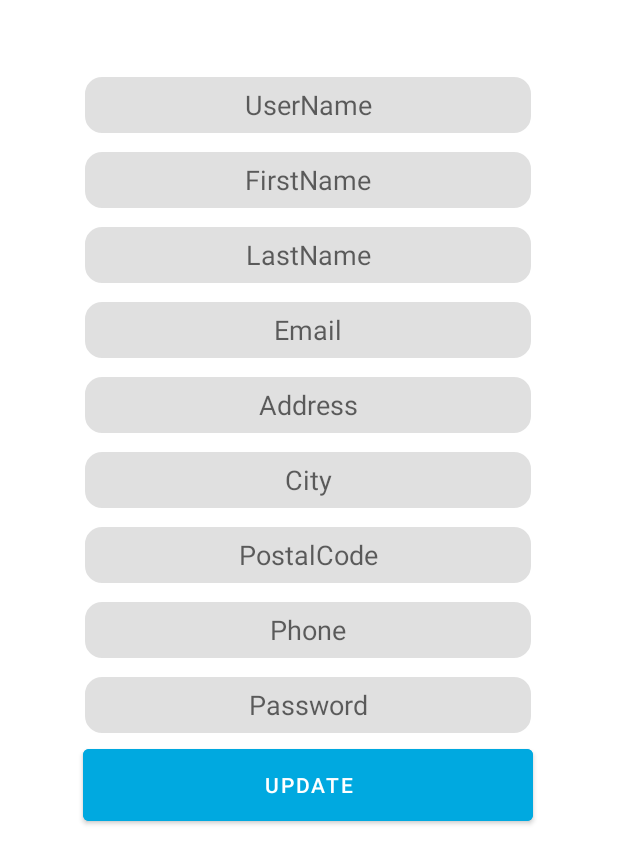
After one commit to Shirinmansouri/TravelRespository, an Android app: the layout fragment_edit_customer.xml on its own in the app's theme, with its tools: preview values and no code run, on a phone screen of 412 x 824 dp. The commit adds this screen. Shown: the top 864 px of the screen. Run offline under Robolectric (Android 15) with nearby library versions, the phone set to English and light mode, and no system bars.

Commit message:
fragment added

```diff
--- a/app/build.gradle
+++ b/app/build.gradle
@@ -47,6 +47,7 @@ dependencies {
     implementation 'androidx.lifecycle:lifecycle-livedata-ktx:2.3.1'
     implementation 'androidx.lifecycle:lifecycle-viewmodel-ktx:2.3.1'
     implementation 'de.hdodenhof:circleimageview:3.1.0'
+    implementation 'androidx.legacy:legacy-support-v4:1.0.0'
     testImplementation 'junit:junit:4.12'
     androidTestImplementation 'androidx.test.ext:junit:1.1.3'
     androidTestImplementation 'androidx.test.espresso:espresso-core:3.4.0'
--- a/app/src/main/java/com/example/group6_mapd711_assignment4/MainActivity.kt
+++ b/app/src/main/java/com/example/group6_mapd711_assignment4/MainActivity.kt
@@ -49,6 +49,7 @@ class MainActivity : AppCompatActivity() {
                     editor.putString("UserName",  it.userName)
                     editor.putString("FirstName",   it.firstName)
                     editor.putString("LastName",   it.lastName)
+                    editor.putString("Email",   it.email)
                     editor.commit()
                     startActivity(intent)
                 }
--- /dev/null
+++ b/app/src/main/res/layout/fragment_edit_customer.xml
@@ -0,0 +1,166 @@
+<?xml version="1.0" encoding="utf-8"?>
+<FrameLayout xmlns:android="http://schemas.android.com/apk/res/android"
+    xmlns:tools="http://schemas.android.com/tools"
+    android:layout_width="wrap_content"
+    android:layout_height="wrap_content"
+    xmlns:app="http://schemas.android.com/apk/res-auto"
+    tools:context=".ui.EditCustomerFragment">
+
+    <androidx.constraintlayout.widget.ConstraintLayout
+        android:layout_width="410dp"
+        android:layout_height="700dp">
+
+        <EditText
+            android:id="@+id/txtNewUserNameEdit"
+            android:layout_width="300dp"
+            android:layout_height="40dp"
+            android:layout_marginStart="30dp"
+            android:layout_marginTop="50dp"
+            android:layout_marginEnd="30dp"
+            android:background="@drawable/edit_text_border"
+            android:enabled="false"
+            android:hint="UserName"
+            android:singleLine="true"
+            android:textAlignment="center"
+            app:layout_constraintEnd_toEndOf="parent"
+            app:layout_constraintStart_toStartOf="parent"
+            app:layout_constraintTop_toTopOf="parent" />
+
+        <EditText
+            android:id="@+id/txtFirstNameEdit"
+            android:layout_width="300dp"
+            android:layout_height="40dp"
+            android:layout_marginStart="30dp"
+            android:layout_marginTop="50dp"
+            android:layout_marginEnd="30dp"
+            android:background="@drawable/edit_text_border"
+            android:hint="FirstName"
+            android:singleLine="true"
+            android:textAlignment="center"
+            app:layout_constraintEnd_toEndOf="parent"
+            app:layout_constraintStart_toStartOf="parent"
+            app:layout_constraintTop_toTopOf="@id/txtNewUserNameEdit" />
+
+        <EditText
+            android:id="@+id/txtLastNameEdit"
+            android:layout_width="300dp"
+            android:layout_height="40dp"
+            android:layout_marginStart="30dp"
+            android:layout_marginTop="50dp"
+            android:layout_marginEnd="30dp"
+            android:background="@drawable/edit_text_border"
+            android:hint="LastName"
+            android:singleLine="true"
+            android:textAlignment="center"
+            app:layout_constraintEnd_toEndOf="parent"
+            app:layout_constraintStart_toStartOf="parent"
+            app:layout_constraintTop_toTopOf="@id/txtFirstNameEdit" />
+
+        <EditText
+            android:id="@+id/txtEmailEdit"
+            android:layout_width="300dp"
+            android:layout_height="40dp"
+            android:layout_marginStart="30dp"
+            android:layout_marginTop="50dp"
+            android:layout_marginEnd="30dp"
+            android:background="@drawable/edit_text_border"
+            android:hint="Email"
+            android:singleLine="true"
+            android:textAlignment="center"
+            app:layout_constraintEnd_toEndOf="parent"
+            app:layout_constraintStart_toStartOf="parent"
+            app:layout_constraintTop_toTopOf="@id/txtLastNameEdit" />
+
+        <EditText
+            android:id="@+id/txtCityEdit"
+            android:layout_width="300dp"
+            android:layout_height="40dp"
+            android:layout_marginStart="30dp"
+            android:layout_marginTop="50dp"
+            android:layout_marginEnd="30dp"
+            android:background="@drawable/edit_text_border"
+            android:hint="City"
+            android:singleLine="true"
+            android:textAlignment="center"
+            app:layout_constraintEnd_toEndOf="parent"
+            app:layout_constraintStart_toStartOf="parent"
+            app:layout_constraintTop_toTopOf="@id/txtAddressEdit" />
+
+        <EditText
+            android:id="@+id/txtPostalCodeEdit"
+            android:layout_width="300dp"
+            android:layout_height="40dp"
+            android:layout_marginStart="30dp"
+            android:layout_marginTop="50dp"
+            android:layout_marginEnd="30dp"
+            android:background="@drawable/edit_text_border"
+            android:hint="PostalCode"
+            android:singleLine="true"
+            android:textAlignment="center"
+            app:layout_constraintEnd_toEndOf="parent"
+            app:layout_constraintStart_toStartOf="parent"
+            app:layout_constraintTop_toTopOf="@id/txtCityEdit" />
+
+        <EditText
+            android:id="@+id/txtPhoneEdit"
+            android:layout_width="300dp"
+            android:layout_height="40dp"
+            android:layout_marginStart="30dp"
+            android:layout_marginTop="50dp"
+            android:layout_marginEnd="30dp"
+            android:background="@drawable/edit_text_border"
+            android:hint="Phone"
+            android:singleLine="true"
+            android:textAlignment="center"
+            app:layout_constraintEnd_toEndOf="parent"
+            app:layout_constraintStart_toStartOf="parent"
+            app:layout_constraintTop_toTopOf="@id/txtPostalCodeEdit" />
+
+        <EditText
+            android:id="@+id/txtNewPasswordEdit"
+            android:layout_width="300dp"
+            android:layout_height="40dp"
+            android:layout_marginStart="30dp"
+            android:layout_marginTop="50dp"
+            android:layout_marginEnd="30dp"
+            android:background="@drawable/edit_text_border"
+            android:hint="Password"
+            android:password="true"
+            android:singleLine="true"
+            android:textAlignment="center"
+            app:layout_constraintEnd_toEndOf="parent"
+            app:layout_constraintStart_toStartOf="parent"
+            app:layout_constraintTop_toTopOf="@id/txtPhoneEdit" />
+
+        <EditText
+            android:id="@+id/txtAddressEdit"
+            android:layout_width="300dp"
+            android:layout_height="40dp"
+            android:layout_marginStart="30dp"
+            android:layout_marginTop="50dp"
+            android:layout_marginEnd="30dp"
+            android:background="@drawable/edit_text_border"
+            android:hint="Address"
+            android:singleLine="true"
+            android:textAlignment="center"
+            app:layout_constraintEnd_toEndOf="parent"
+            app:layout_constraintStart_toStartOf="parent"
+            app:layout_constraintTop_toTopOf="@id/txtEmailEdit" />
+
+        <Button
+            android:id="@+id/btnEdit"
+            android:layout_width="300dp"
+            android:layout_height="60dp"
+            android:layout_marginStart="30dp"
+            android:layout_marginTop="3dp"
+            android:layout_marginEnd="30dp"
+            android:backgroundTint="@color/blue"
+            android:text="Update"
+            android:textAlignment="center"
+            app:layout_constraintEnd_toEndOf="parent"
+            app:layout_constraintStart_toStartOf="parent"
+            app:layout_constraintTop_toBottomOf="@id/txtNewPasswordEdit" />
+
+
+    </androidx.constraintlayout.widget.ConstraintLayout>
+</FrameLayout>
--- a/app/src/main/res/menu/nav_menu.xml
+++ b/app/src/main/res/menu/nav_menu.xml
@@ -19,7 +19,7 @@
 
 <menu>
     <item android:id="@+id/nav_editCustomer"
-        android:title="Account"
+        android:title="Edit"
         android:icon="@drawable/ic_baseline_edit_24">
 
     </item>
--- a/app/src/main/res/values/strings.xml
+++ b/app/src/main/res/values/strings.xml
@@ -11,4 +11,6 @@
     <string name="login_failed">"Login failed"</string>
     <string name="open">Open</string>
     <string name="close">Close</string>
+    <!-- TODO: Remove or change this placeholder text -->
+    <string name="hello_blank_fragment">Hello blank fragment</string>
 </resources>
```
Also changed, not shown: app/src/main/java/com/example/group6_mapd711_assignment4/CreateCustomerActivity.kt (+9 -9 lines), app/src/main/java/com/example/group6_mapd711_assignment4/EditCustomerFragment.kt (added, +149 -0 lines), app/src/main/java/com/example/group6_mapd711_assignment4/HomeFragment.kt (added, +28 -0 lines), app/src/main/java/com/example/group6_mapd711_assignment4/MainMenuActivity.kt (+58 -9 lines), app/src/main/res/layout/activity_main_menu.xml (+3 -13 lines), app/src/main/res/layout/fragment_home.xml (added, +10 -0 lines).
